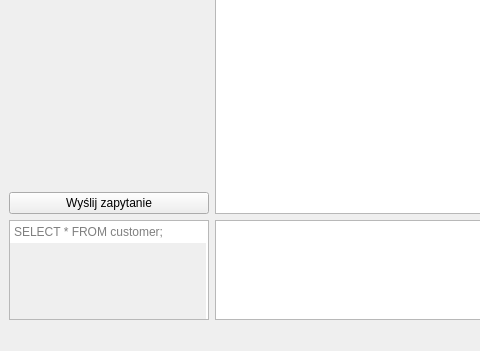
The window that mainwindow.ui (dawidwojdylak/Projekt_BD_1) describes before a commit, drawn with Qt 5; both pictures show x 0 to 480 and y 249 to 600 of the 800 by 600 pixel window.
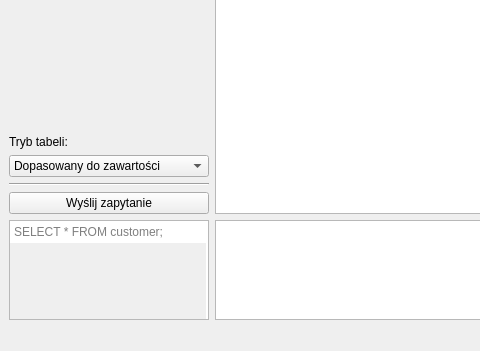
The same window after the commit.

```diff
--- a/mainwindow.ui
+++ b/mainwindow.ui
@@ -170,6 +170,51 @@
             </property>
            </spacer>
           </item>
+          <item>
+           <widget class="QLabel" name="label">
+            <property name="text">
+             <string>Tryb tabeli:</string>
+            </property>
+           </widget>
+          </item>
+          <item>
+           <widget class="QComboBox" name="comboBox_tablestretch">
+            <property name="maximumSize">
+             <size>
+              <width>200</width>
+              <height>16777215</height>
+             </size>
+            </property>
+            <item>
+             <property name="text">
+              <string>Dopasowany do zawartości</string>
+             </property>
+            </item>
+            <item>
+             <property name="text">
+              <string>Wypełniający okno</string>
+             </property>
+            </item>
+            <item>
+             <property name="text">
+              <string>Interaktywny</string>
+             </property>
+            </item>
+           </widget>
+          </item>
+          <item>
+           <widget class="Line" name="line_2">
+            <property name="maximumSize">
+             <size>
+              <width>200</width>
+              <height>16777215</height>
+             </size>
+            </property>
+            <property name="orientation">
+             <enum>Qt::Horizontal</enum>
+            </property>
+           </widget>
+          </item>
           <item>
            <widget class="QPushButton" name="pushButton_submit">
             <property name="maximumSize">
```
Left out of the diff: 21 changed lines with no effect on the pictures.
